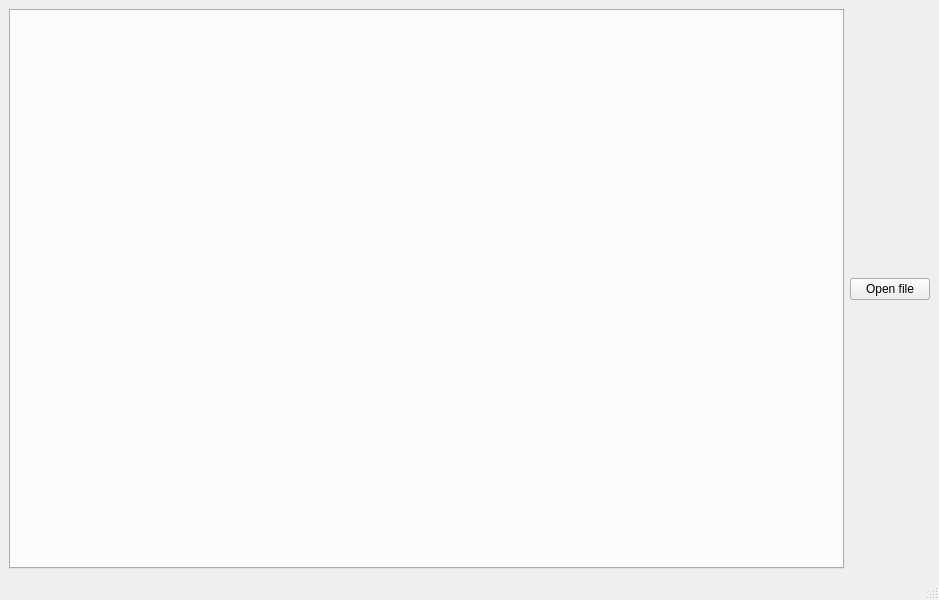
MoonlightEnjoyer/LogFilter, file LogFilter/mainwindow.ui: the form before one commit.
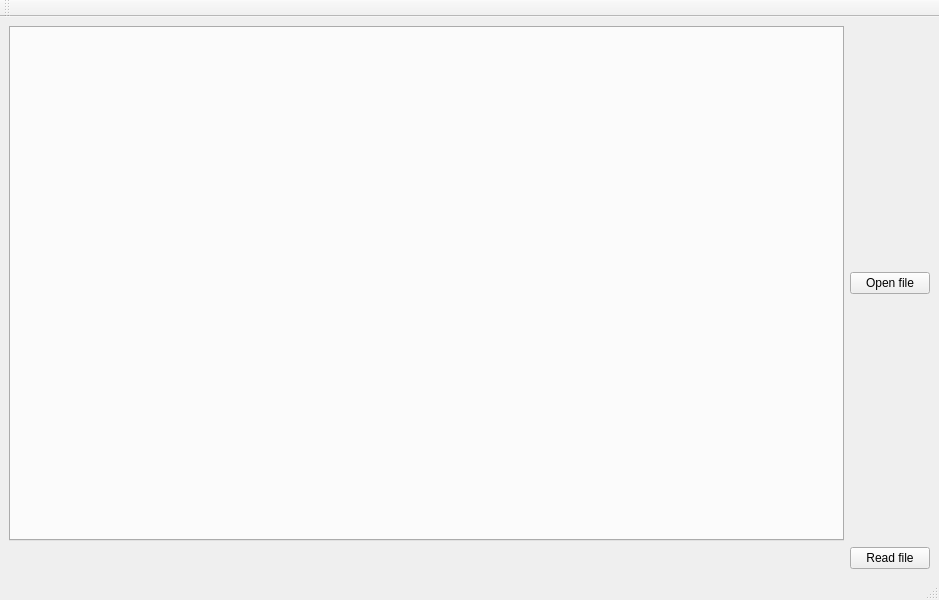
The form after the commit.

The edit to the form file:
```diff
--- a/LogFilter/mainwindow.ui
+++ b/LogFilter/mainwindow.ui
@@ -35,7 +35,14 @@
    <property name="autoFillBackground">
     <bool>true</bool>
    </property>
-   <layout class="QGridLayout" name="gridLayout">
+   <layout class="QGridLayout" name="gridLayout" rowstretch="0,0,0,0,0">
+    <item row="0" column="2">
+     <widget class="QPushButton" name="openFileButton">
+      <property name="text">
+       <string>Open file</string>
+      </property>
+     </widget>
+    </item>
     <item row="0" column="0">
      <widget class="QTabWidget" name="tabWidget">
       <property name="autoFillBackground">
@@ -46,10 +53,10 @@
       </property>
      </widget>
     </item>
-    <item row="0" column="1">
-     <widget class="QPushButton" name="openFileButton">
+    <item row="3" column="2">
+     <widget class="QPushButton" name="readFileButton">
       <property name="text">
-       <string>Open file</string>
+       <string>Read file</string>
       </property>
      </widget>
     </item>
@@ -66,6 +73,17 @@
    </property>
   </widget>
   <widget class="QStatusBar" name="statusbar"/>
+  <widget class="QToolBar" name="toolBar">
+   <property name="windowTitle">
+    <string>toolBar</string>
+   </property>
+   <attribute name="toolBarArea">
+    <enum>TopToolBarArea</enum>
+   </attribute>
+   <attribute name="toolBarBreak">
+    <bool>false</bool>
+   </attribute>
+  </widget>
  </widget>
  <resources/>
  <connections/>
```
